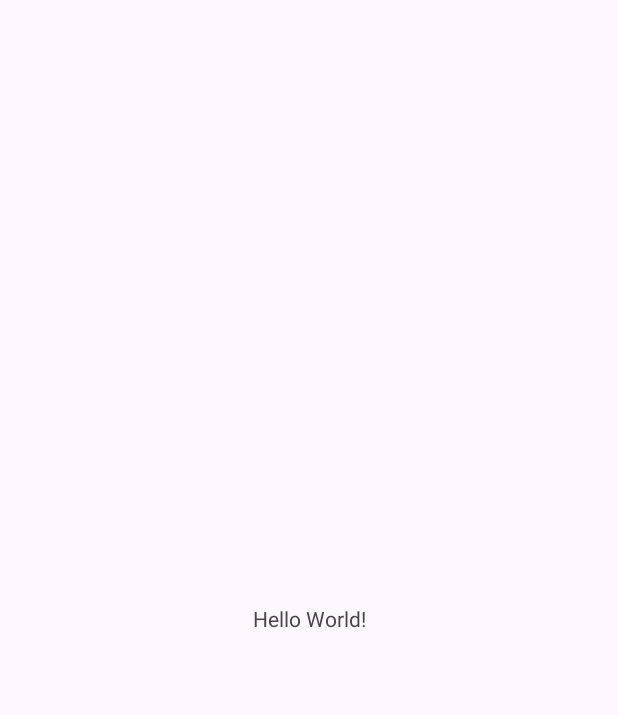
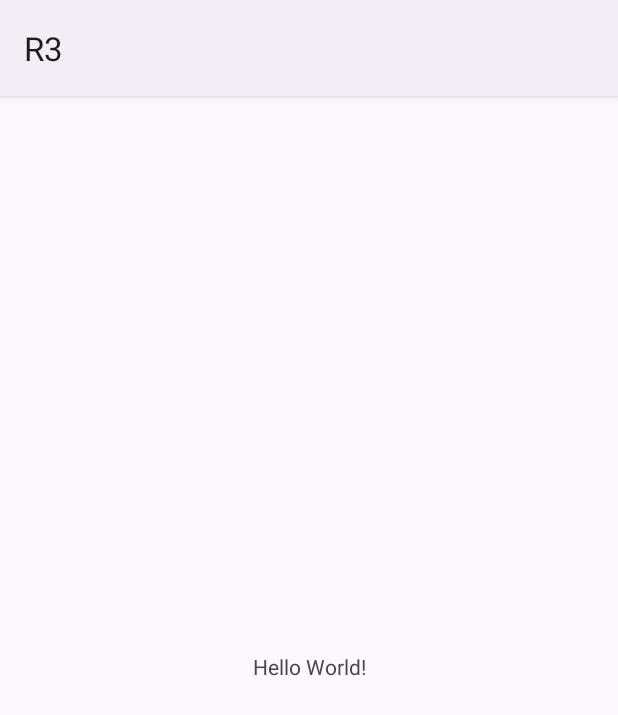
Before and after one commit to jujeong/R3, an Android app: the screen it shows after launch (MainActivity), on a phone screen of 412 x 824 dp. Before the commit the part shown is almost empty. Shown: the top 715 px of the screen. Run offline under Robolectric (Android 15) with nearby library versions, the phone set to English and light mode, and no system bars.

Commit message:
Set theme 'Light' whether it's night mode or not

```diff
--- a/app/src/main/res/values-night/themes.xml
+++ b/app/src/main/res/values-night/themes.xml
@@ -1,6 +1,6 @@
 <resources xmlns:tools="http://schemas.android.com/tools">
     <!-- Base application theme. -->
-    <style name="Base.Theme.R3" parent="Theme.Material3.DayNight.NoActionBar">
+    <style name="Base.Theme.R3" parent="Theme.Material3.Light">
         <!-- Customize your dark theme here. -->
         <!-- <item name="colorPrimary">@color/my_dark_primary</item> -->
     </style>
--- a/app/src/main/res/values/themes.xml
+++ b/app/src/main/res/values/themes.xml
@@ -1,6 +1,6 @@
 <resources xmlns:tools="http://schemas.android.com/tools">
     <!-- Base application theme. -->
-    <style name="Base.Theme.R3" parent="Theme.Material3.DayNight.NoActionBar">
+    <style name="Base.Theme.R3" parent="Theme.Material3.Light">
         <!-- Customize your light theme here. -->
         <!-- <item name="colorPrimary">@color/my_light_primary</item> -->
     </style>
```
